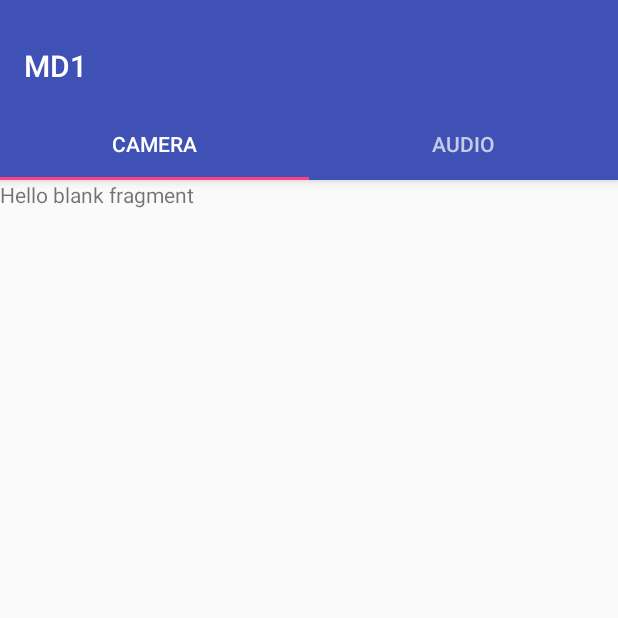
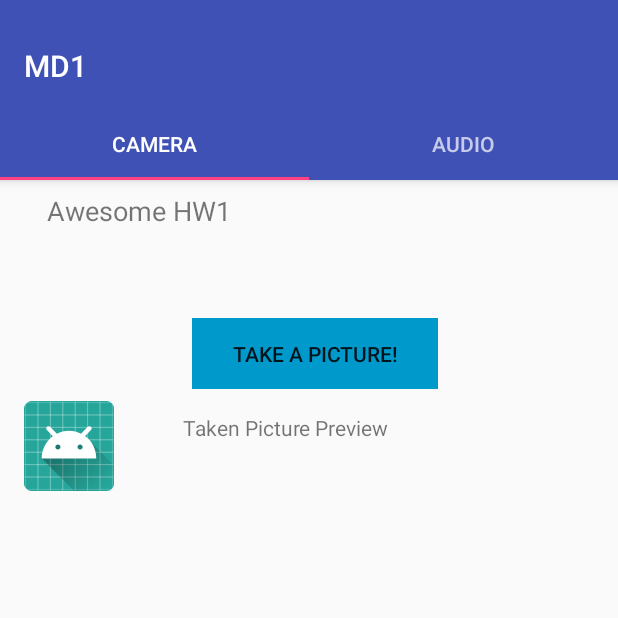
Before and after one commit to Sacristan/ViA-MG-MobileDev, an Android app: the screen it shows after launch (MainActivity), on a phone screen of 412 x 824 dp, the top half of it. Run offline under Robolectric (Android 15) with nearby library versions, the phone set to English and light mode, and no system bars.

Commit message:
move camera capture to fragment

```diff
--- a/md1/app/src/main/java/com/teamtwo/md1/MainActivity.java
+++ b/md1/app/src/main/java/com/teamtwo/md1/MainActivity.java
@@ -49,7 +49,7 @@ public class MainActivity extends AppCompatActivity {
     private void setupViewPager(ViewPager viewPager){
         SectionsPageAdapter adapter = new SectionsPageAdapter(getSupportFragmentManager());
         adapter.addFragment(new CameraFragment(), "Camera");
-        adapter.addFragment(new CameraFragment(), "Audio");
+        adapter.addFragment(new AudioFragment(), "Audio");
         viewPager.setAdapter(adapter);
     }
 
--- a/md1/app/src/main/res/layout/content_main.xml
+++ b/md1/app/src/main/res/layout/content_fragment_video.xml
@@ -5,7 +5,7 @@
     android:layout_width="match_parent"
     android:layout_height="match_parent"
     app:layout_behavior="@string/appbar_scrolling_view_behavior"
-    tools:context=".MainActivity"
+    tools:context=".CameraFragment"
     tools:showIn="@layout/activity_main">
 
     <TextView
--- a/md1/app/src/main/res/layout/fragment_audio.xml
+++ b/md1/app/src/main/res/layout/fragment_audio.xml
@@ -5,10 +5,4 @@
     android:layout_height="match_parent"
     tools:context=".AudioFragment">
 
-    <!-- TODO: Update blank fragment layout -->
-    <TextView
-        android:layout_width="match_parent"
-        android:layout_height="match_parent"
-        android:text="@string/hello_blank_fragment" />
-
 </FrameLayout>
--- a/md1/app/src/main/res/layout/fragment_camera.xml
+++ b/md1/app/src/main/res/layout/fragment_camera.xml
@@ -5,10 +5,6 @@
     android:layout_height="match_parent"
     tools:context=".CameraFragment">
 
-    <!-- TODO: Update blank fragment layout -->
-    <TextView
-        android:layout_width="match_parent"
-        android:layout_height="match_parent"
-        android:text="@string/hello_blank_fragment" />
+    <include layout="@layout/content_fragment_video" />
 
 </FrameLayout>
--- a/md1/app/src/main/res/values/strings.xml
+++ b/md1/app/src/main/res/values/strings.xml
@@ -1,11 +1,8 @@
 <resources>
     <string name="app_name">MD1</string>
     <string name="action_settings">Settings</string>
-    <string name="app_description">Praktiskajā darbā izmantosim kameru, uzņemsim attēlus un tos iespraudīsim režģa skatā</string>
-    <string name="catch_image">Uzņemt attēlu</string>
-    <string name="image_thumb">Uzņemtā attēla priekšskats</string>
-    <string name="catch_video">Uznemt video</string>
-
-    <!-- TODO: Remove or change this placeholder text -->
-    <string name="hello_blank_fragment">Hello blank fragment</string>
+    <string name="app_description">Awesome HW1</string>
+    <string name="catch_image">Take a Picture!</string>
+    <string name="image_thumb">Taken Picture Preview</string>
+    <string name="catch_video">Take a Video!</string>
 </resources>
```
